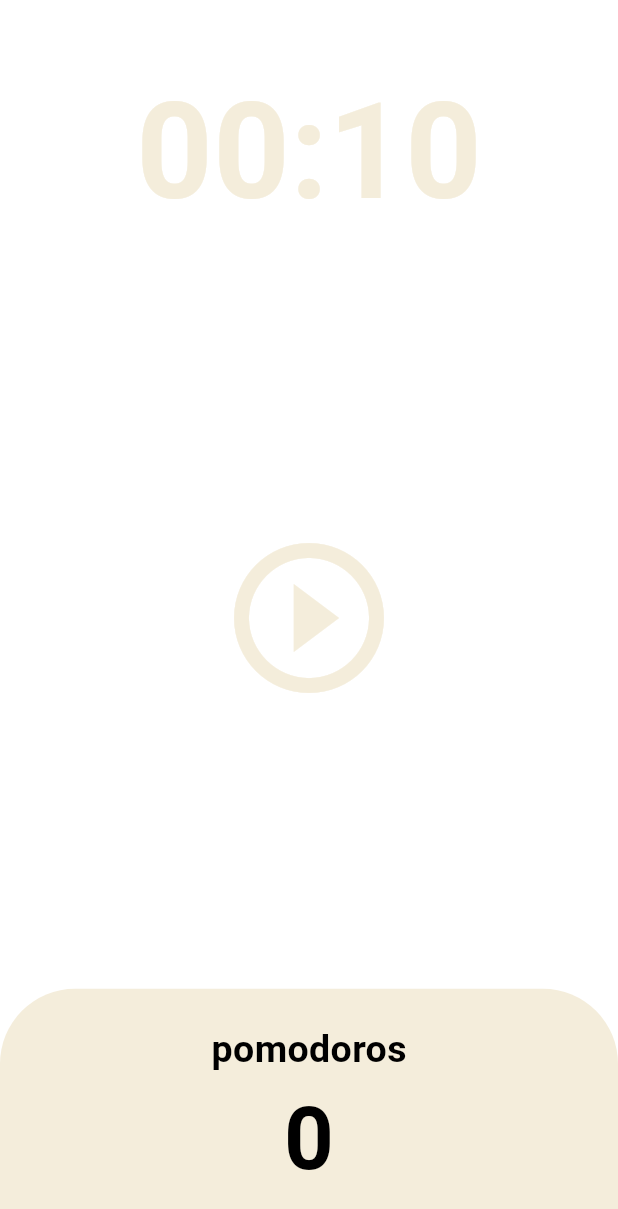
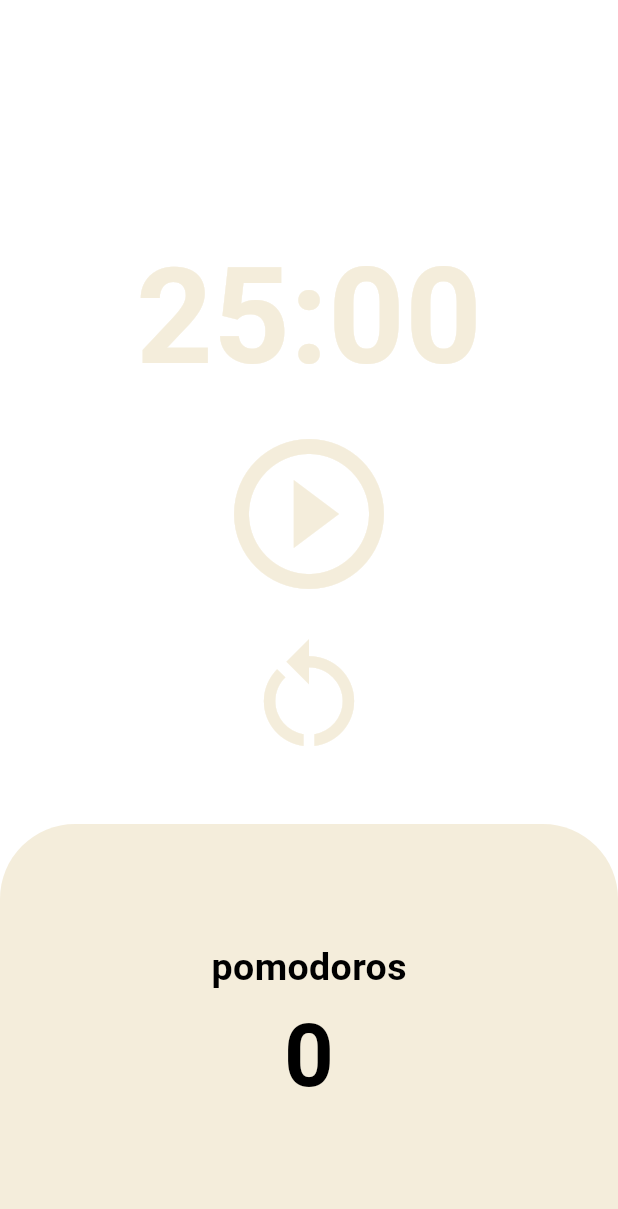
Before and after one commit to MinjuSkylarPark/Flutter-pomodoro, a Flutter app: the screen it shows after launch, on a phone screen of 412 x 824 dp. Shown: the top 1209 px of the screen. Run offline on Flutter 3.47's test engine with Material 3 defaults, Android fonts, the phone set to English and light mode, and no system bars.

Commit message:
Stop button added. The app has been completed

```diff
--- a/lib/screens/home_screen.dart
+++ b/lib/screens/home_screen.dart
@@ -3,12 +3,13 @@ import 'package:flutter/material.dart';
 
 class HomeScreen extends StatefulWidget {
   const HomeScreen({super.key});
+
   @override
   State<HomeScreen> createState() => _HomeScreenState();
 }
 
 class _HomeScreenState extends State<HomeScreen> {
-  static const twentyFiveMins = 10;
+  static const twentyFiveMins = 1500;
   int totalSeconds = twentyFiveMins;
   bool isRunning = false;
   int totalPomodoros = 0;
@@ -19,7 +20,7 @@ class _HomeScreenState extends State<HomeScreen> {
       setState(() {
         totalPomodoros = totalPomodoros + 1;
         isRunning = false;
-        totalSeconds = 1500;
+        totalSeconds = twentyFiveMins;
       });
       timer.cancel();
     } else {
@@ -31,6 +32,7 @@ class _HomeScreenState extends State<HomeScreen> {
 
   void onStartPressed() {
     timer = Timer.periodic(const Duration(seconds: 1), onTick);
+
     setState(() {
       isRunning = true;
     });
@@ -43,9 +45,17 @@ class _HomeScreenState extends State<HomeScreen> {
     });
   }
 
+  void onStopPressed() {
+    timer.cancel();
+    setState(() {
+      totalSeconds = twentyFiveMins;
+      totalPomodoros = 0;
+      isRunning = false;
+    });
+  }
+
   String format(int seconds) {
     var duration = Duration(seconds: seconds);
-    // print(duration.toString().split(".").first.substring(2, 7));
     return (duration.toString().split(".").first.substring(2, 7));
   }
 
@@ -69,9 +79,10 @@ class _HomeScreenState extends State<HomeScreen> {
             ),
           ),
           Flexible(
-            flex: 3,
-            child: Center(
-              child: IconButton(
+            flex: 1,
+            child: Column(
+              children: [
+                IconButton(
                   iconSize: 120,
                   color: Theme.of(context).cardColor,
                   onPressed: isRunning ? onPausePressed : onStartPressed,
@@ -79,6 +90,13 @@ class _HomeScreenState extends State<HomeScreen> {
                       ? Icons.pause_circle_outline
                       : Icons.play_circle_outline),
                 ),
+                IconButton(
+                  onPressed: onStopPressed,
+                  icon: const Icon(Icons.restart_alt),
+                  iconSize: 90,
+                  color: Theme.of(context).cardColor,
+                )
+              ],
             ),
           ),
           Flexible(
```
Lines whose indentation alone changed are shown as unchanged.
